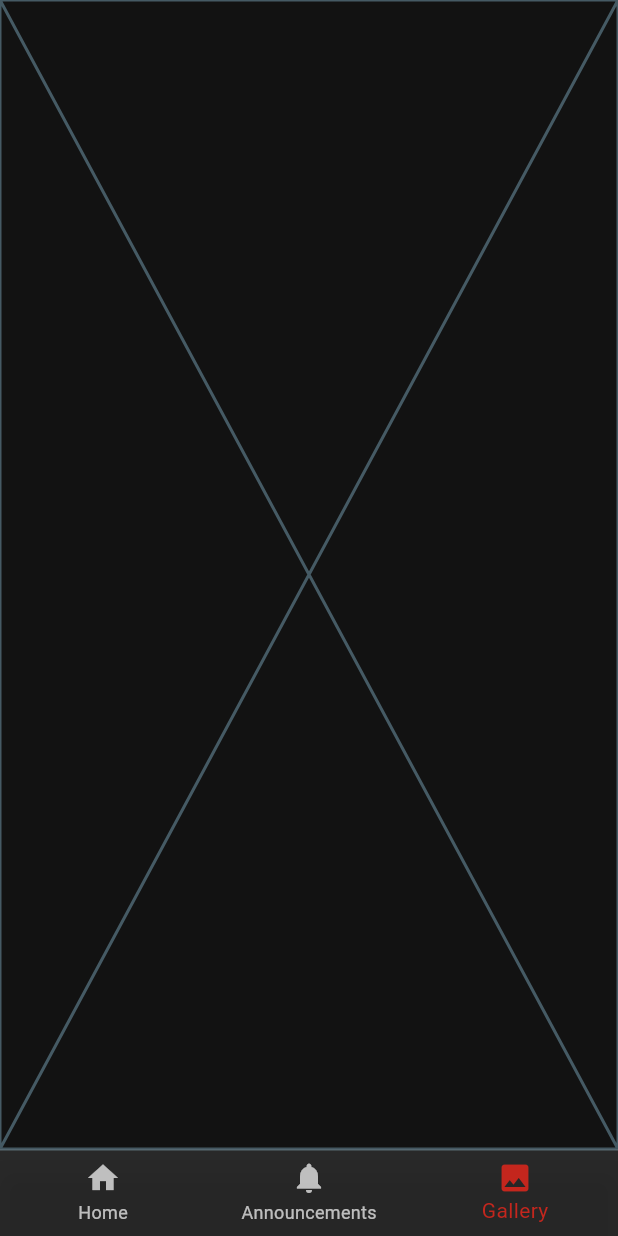
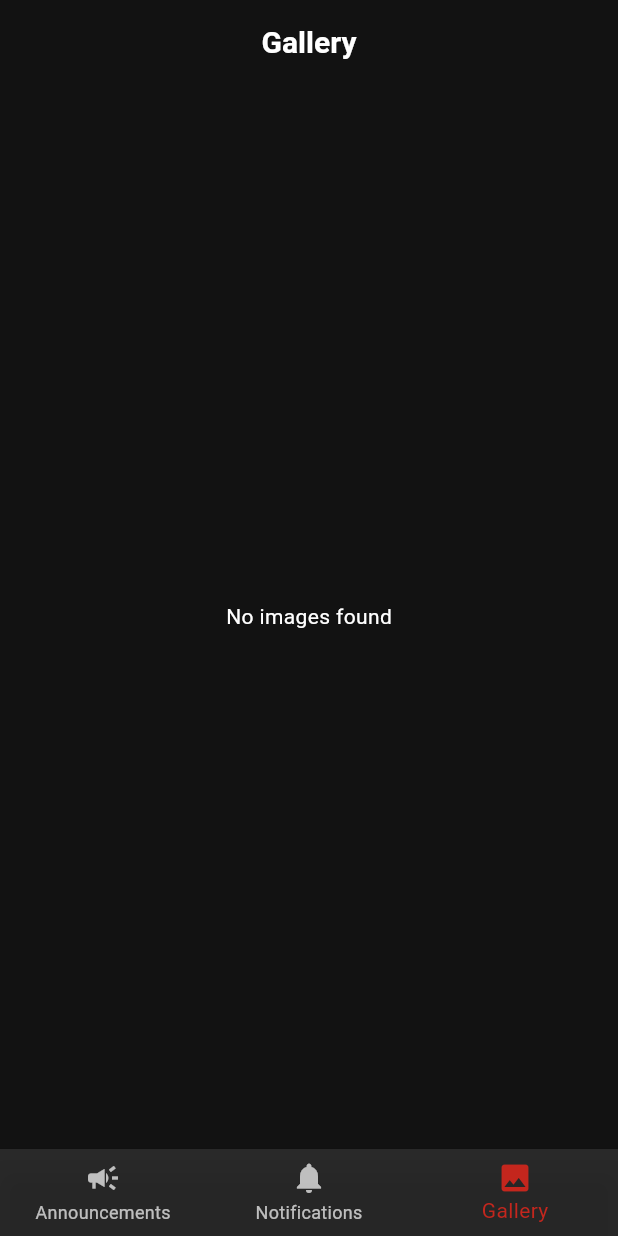
Before and after one commit to anushhhka/commu, a Flutter app: the MainScreen screen opened directly, item 3 of the bottom bar chosen, on a phone screen of 412 x 824 dp. Run offline on Flutter 3.47's test engine with Material 3 defaults, Android fonts, the phone set to English and light mode, and no system bars; our stand-ins replace cached_network_image, carousel_slider, cloud_firestore, firebase_auth, firebase_core, firebase_messaging and 6 more; accounts and stored records are empty; generated files the repository leaves out were written again.

Commit message:
Gallery Screen Created

```diff
--- a/lib/screens/gallery_screen.dart
+++ b/lib/screens/gallery_screen.dart
@@ -1,10 +1,87 @@
+import 'package:cached_network_image/cached_network_image.dart';
+import 'package:cloud_firestore/cloud_firestore.dart';
 import 'package:flutter/material.dart';
+import 'package:flutter_staggered_grid_view/flutter_staggered_grid_view.dart';
+import 'package:heyoo/models/carousel_model.dart';
 
-class GalleryScreen extends StatelessWidget {
+class GalleryScreen extends StatefulWidget {
   const GalleryScreen({super.key});
 
   @override
+  State<GalleryScreen> createState() => _GalleryScreenState();
+}
+
+class _GalleryScreenState extends State<GalleryScreen> {
+  Future<List<CarouselModel>> fetchGalleryImages() async {
+    var carousels =
+        await FirebaseFirestore.instance.collection('gallery').get();
+    return carousels.docs
+        .map((item) => CarouselModel(image: item['image']))
+        .toList();
+  }
+
+  @override
   Widget build(BuildContext context) {
-    return const Placeholder();
+    return Scaffold(
+      appBar: AppBar(
+        title: const Text('Gallery'),
+        centerTitle: true,
+      ),
+      body: FutureBuilder<List<CarouselModel>>(
+        future: fetchGalleryImages(),
+        builder: (context, snapshot) {
+          if (snapshot.connectionState == ConnectionState.waiting) {
+            return const Center(
+              child: CircularProgressIndicator(),
+            );
+          } else if (snapshot.hasError) {
+            return const Center(
+              child: Text('An erro occured'),
+            );
+          } else if (!snapshot.hasData || snapshot.data!.isEmpty) {
+            return const Center(
+              child: Text('No images found'),
+            );
+          } else {
+            var galleryList = snapshot.data!;
+            return Padding(
+              padding: const EdgeInsets.all(8.0),
+              child: GridView.custom(
+                gridDelegate: SliverQuiltedGridDelegate(
+                  crossAxisCount: 4,
+                  mainAxisSpacing: 4,
+                  crossAxisSpacing: 4,
+                  repeatPattern: QuiltedGridRepeatPattern.inverted,
+                  pattern: const [
+                    QuiltedGridTile(2, 2),
+                    QuiltedGridTile(1, 1),
+                    QuiltedGridTile(1, 1),
+                    QuiltedGridTile(1, 2),
+                  ],
+                ),
+                childrenDelegate: SliverChildBuilderDelegate(
+                  (context, index) {
+                    return ClipRRect(
+                      borderRadius: BorderRadius.circular(15),
+                      child: CachedNetworkImage(
+                        imageUrl: galleryList[index].image,
+                        fit: BoxFit.cover,
+                        progressIndicatorBuilder:
+                            (context, url, downloadProgress) => Center(
+                                child: CircularProgressIndicator(
+                                    value: downloadProgress.progress)),
+                        errorWidget: (context, url, error) =>
+                            const Icon(Icons.error),
+                      ),
+                    );
+                  },
+                  childCount: galleryList.length,
+                ),
+              ),
+            );
+          }
+        },
+      ),
+    );
   }
 }
--- a/lib/screens/main/main_screen.dart
+++ b/lib/screens/main/main_screen.dart
@@ -6,7 +6,6 @@ import 'package:heyoo/config/themes/app_colors.dart';
 import 'package:heyoo/screens/announcement_screen.dart';
 import 'package:heyoo/screens/feeds_screen.dart';
 import 'package:heyoo/screens/gallery_screen.dart';
-import 'package:heyoo/screens/profile/profile_screen.dart';
 import 'package:heyoo/services/firebase/notification_service.dart';
 
 class MainScreen extends StatefulWidget {
@@ -60,9 +59,10 @@ class _MainScreenState extends State<MainScreen> {
       body: _widgetOptions.elementAt(_selectedIndex),
       bottomNavigationBar: BottomNavigationBar(
         items: const [
-          BottomNavigationBarItem(icon: Icon(Icons.home), label: 'Home'),
           BottomNavigationBarItem(
-              icon: Icon(Icons.notifications), label: 'Announcements'),
+              icon: Icon(Icons.campaign), label: 'Announcements'),
+          BottomNavigationBarItem(
+              icon: Icon(Icons.notifications), label: 'Notifications'),
           BottomNavigationBarItem(icon: Icon(Icons.photo), label: 'Gallery'),
         ],
         currentIndex: _selectedIndex,
--- a/pubspec.yaml
+++ b/pubspec.yaml
@@ -46,6 +46,7 @@ dependencies:
   pin_code_fields: ^8.0.1
   carousel_slider: ^5.0.0
   share_plus: ^10.1.2
+  flutter_staggered_grid_view: ^0.7.0
   uuid: ^4.5.1
 
 dev_dependencies:
```
Also changed, not shown: pubspec.lock.
